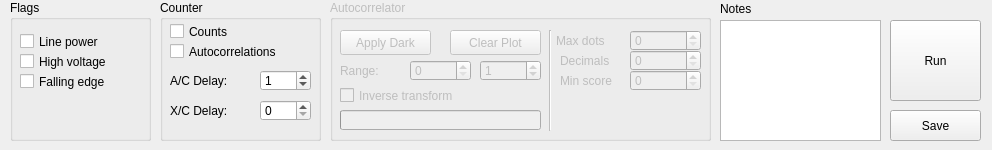
Old version of the form line.ui in the repository ahp-electronics/xc-gui.
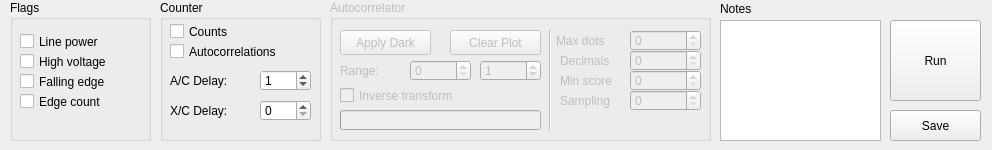
New version of the form.

Commit message: New draft for Baseline class

What changed in the file:
```diff
--- a/line.ui
+++ b/line.ui
@@ -64,6 +64,19 @@
      <string>Falling edge</string>
     </property>
    </widget>
+   <widget class="QCheckBox" name="flag3">
+    <property name="geometry">
+     <rect>
+      <x>10</x>
+      <y>90</y>
+      <width>121</width>
+      <height>23</height>
+     </rect>
+    </property>
+    <property name="text">
+     <string>Edge count</string>
+    </property>
+   </widget>
   </widget>
   <widget class="QGroupBox" name="Autocorrelator">
    <property name="enabled">
@@ -259,6 +272,29 @@
      <string>Min score</string>
     </property>
    </widget>
+   <widget class="QSpinBox" name="SampleSize">
+    <property name="geometry">
+     <rect>
+      <x>300</x>
+      <y>90</y>
+      <width>71</width>
+      <height>21</height>
+     </rect>
+    </property>
+   </widget>
+   <widget class="QLabel" name="label_6">
+    <property name="geometry">
+     <rect>
+      <x>230</x>
+      <y>90</y>
+      <width>71</width>
+      <height>21</height>
+     </rect>
+    </property>
+    <property name="text">
+     <string>Sampling</string>
+    </property>
+   </widget>
   </widget>
   <widget class="QGroupBox" name="Counter">
    <property name="enabled">
```
The commit also changes 8 other files.
